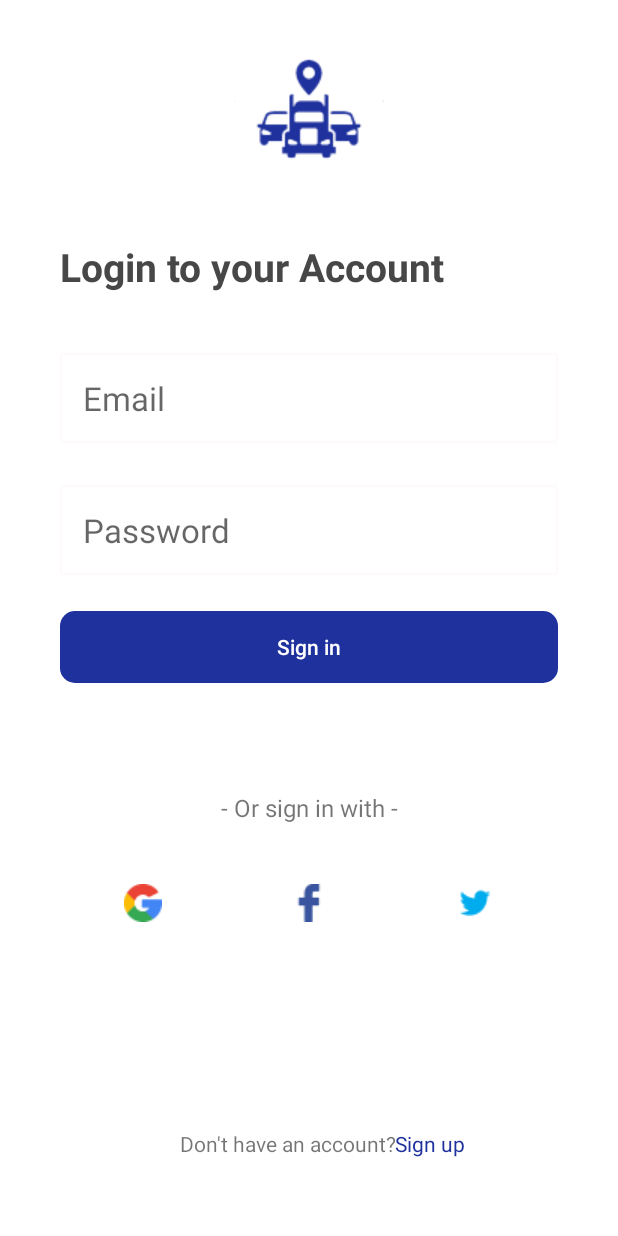
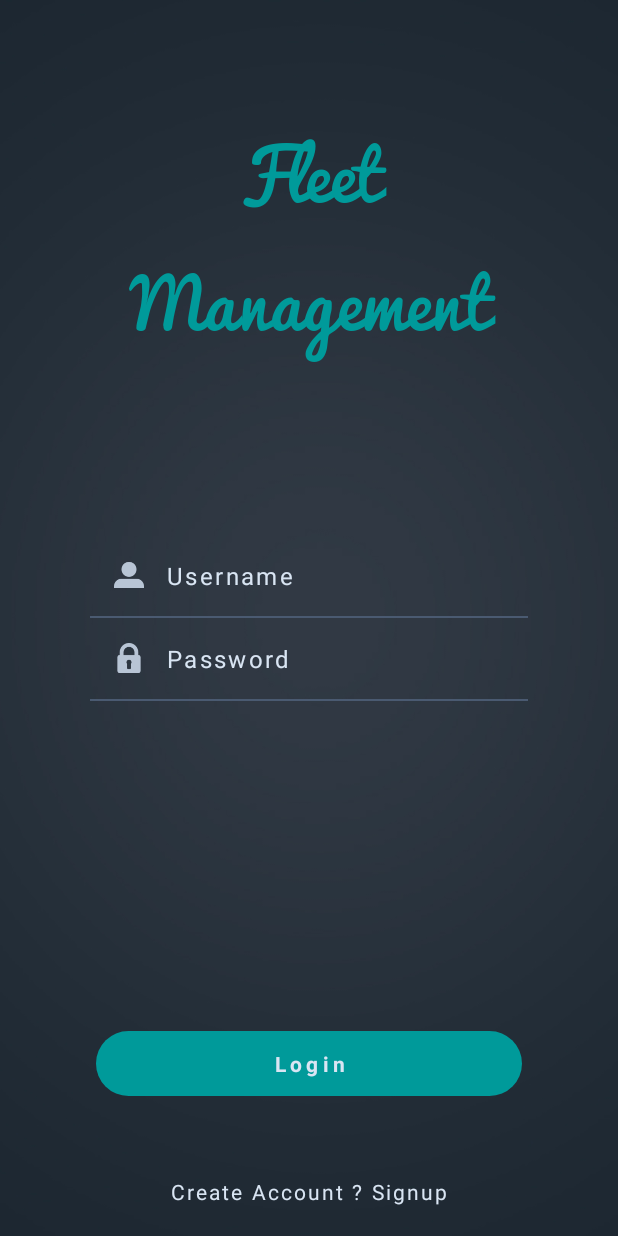
Before and after one commit to AmrEmam98/Fleet-Mangement-Project, an Android app: the screen it shows after launch (LoginActivity), on a phone screen of 412 x 824 dp. Run offline under Robolectric (Android 15) with nearby library versions, the phone set to English and light mode, and no system bars; our stand-ins replace Firebase (no records; nobody signed in at launch, a user with empty details on screens opened directly), RxJava.

Commit message:
updated login xml

```diff
--- a/app/src/main/res/drawable/btn_rounded.xml
+++ /dev/null
@@ -1,13 +0,0 @@
-<?xml version="1.0" encoding="utf-8"?>
-<shape xmlns:android="http://schemas.android.com/apk/res/android"
-    android:shape="rectangle">
-
-    <corners android:radius="10dp"/>
-    <solid android:color="#1e319d"/>
-    <padding
-        android:bottom="3dp"
-        android:left="8dp"
-        android:right="8dp"
-        android:top="3dp"/>
-
-</shape>
--- /dev/null
+++ b/app/src/main/res/drawable/btn_rounded_red.xml
@@ -0,0 +1,46 @@
+<?xml version="1.0" encoding="utf-8"?>
+<selector xmlns:android="http://schemas.android.com/apk/res/android">
+    <item android:state_pressed="true">
+
+        <layer-list>
+            <item android:bottom="4dp" android:left="4dp" android:right="4dp" android:top="4dp">
+                <shape android:shape="rectangle">
+                    <corners android:bottomLeftRadius="30dp" android:bottomRightRadius="30dp" android:radius="60dp" android:topLeftRadius="30dp" android:topRightRadius="30dp" />
+                    <solid android:color="#009a9a" />
+                    <padding android:bottom="0dp" android:left="0dp" android:right="0dp" android:top="0dp" />
+                    <size android:width="110dp" android:height="40dp" />
+                </shape>
+            </item>
+        </layer-list>
+
+    </item>
+    <item android:state_focused="true">
+
+        <layer-list>
+            <item android:bottom="4dp" android:left="4dp" android:right="4dp" android:top="4dp">
+                <shape android:shape="rectangle">
+                    <corners android:bottomLeftRadius="30dp" android:bottomRightRadius="30dp" android:radius="60dp" android:topLeftRadius="30dp" android:topRightRadius="30dp" />
+                    <solid android:color="#009a9a" />
+                    <padding android:bottom="0dp" android:left="0dp" android:right="0dp" android:top="0dp" />
+                    <size android:width="110dp" android:height="40dp" />
+                </shape>
+            </item>
+        </layer-list>
+
+    </item>
+
+    <item>
+
+        <layer-list>
+            <item android:bottom="4dp" android:left="4dp" android:right="4dp" android:top="4dp">
+                <shape android:shape="rectangle">
+                    <corners android:bottomLeftRadius="30dp" android:bottomRightRadius="30dp" android:radius="60dp" android:topLeftRadius="30dp" android:topRightRadius="30dp" />
+                    <solid android:color="@color/red_300" />
+                    <padding android:bottom="0dp" android:left="0dp" android:right="0dp" android:top="0dp" />
+                    <size android:width="110dp" android:height="40dp" />
+                </shape>
+            </item>
+        </layer-list>
+
+    </item>
+</selector>
--- a/app/src/main/res/drawable/editext_bg.xml
+++ /dev/null
@@ -1,13 +0,0 @@
-<?xml version="1.0" encoding="utf-8"?>
-<shape
-    xmlns:android="http://schemas.android.com/apk/res/android"
-    android:shape="rectangle">
-
-    <stroke
-        android:width="1.5dp"
-        android:color="#FFFAFA" />
-
-    <corners
-        android:radius="2dp" />
-
-</shape>
--- /dev/null
+++ b/app/src/main/res/font/font_app.xml
@@ -0,0 +1,11 @@
+<?xml version="1.0" encoding="utf-8"?>
+<font-family xmlns:android="http://schemas.android.com/apk/res/android">
+    <font
+        android:fontStyle="normal"
+        android:fontWeight="400"
+        android:font="@font/pacifico" />
+    <font
+        android:fontStyle="italic"
+        android:fontWeight="400"
+        android:font="@font/pacifico" />
+</font-family>
--- a/app/src/main/res/layout/activity_login.xml
+++ b/app/src/main/res/layout/activity_login.xml
@@ -1,157 +1,129 @@
 <?xml version="1.0" encoding="utf-8"?>
-<androidx.constraintlayout.widget.ConstraintLayout xmlns:android="http://schemas.android.com/apk/res/android"
-    xmlns:app="http://schemas.android.com/apk/res-auto"
-    xmlns:tools="http://schemas.android.com/tools"
+<RelativeLayout xmlns:android="http://schemas.android.com/apk/res/android"
     android:layout_width="match_parent"
     android:layout_height="match_parent"
-    android:background="#FFFFFF"
-    tools:context=".loginFunctionality.activities.LoginActivity">
-
-
-    <Button
-        android:id="@+id/sign_in_btn"
-        android:layout_width="0dp"
+    android:background="@drawable/color_background">
+    <LinearLayout
+        android:layout_width="match_parent"
+        android:layout_height="match_parent"
+        android:gravity="center"
+        android:paddingLeft="60dp"
+        android:paddingRight="60dp">
+        <LinearLayout
+            android:layout_width="match_parent"
             android:layout_height="wrap_content"
-        android:layout_marginLeft="40dp"
-        android:layout_marginRight="40dp"
-        android:layout_marginTop="24dp"
-        android:background="@drawable/btn_rounded"
-        android:text="Sign in"
-        android:textAlignment="center"
-        android:textAllCaps="false"
-        android:textColor="#FFFFFF"
-        app:layout_constraintEnd_toEndOf="parent"
-        app:layout_constraintStart_toStartOf="parent"
-        app:layout_constraintTop_toBottomOf="@+id/pass_et"
-        android:onClick="loginBtnClicked"/>
-
+            android:orientation="vertical">
+            <LinearLayout
+                android:layout_width="match_parent"
+                android:layout_height="wrap_content"
+                android:orientation="horizontal"
+                android:padding="16dp">
+                <ImageView
+                    android:layout_width="20dp"
+                    android:layout_height="20dp"
+                    android:src="@drawable/user_icon_login"
+                    android:layout_gravity="center"/>
+                <EditText
+                    android:id="@+id/email_et"
+                    android:layout_width="match_parent"
+                    android:layout_height="wrap_content"
+                    android:hint="Username"
+                    android:textColorHint="#d9e5f3"
+                    android:layout_marginLeft="15dp"
+                    android:background="#00000000"
+                    android:letterSpacing="0.1"
+                    android:textSize="16dp"
+                    android:inputType="text"
+                    android:textColor="#fff"
+                    />
+            </LinearLayout>
+            <LinearLayout
+                android:layout_width="match_parent"
+                android:layout_height="1dp"
+                android:background="#4a5a71"></LinearLayout>
+            <LinearLayout
+                android:layout_width="match_parent"
+                android:layout_height="wrap_content"
+                android:orientation="horizontal"
+                android:padding="16dp">
+                <ImageView
+                    android:layout_width="20dp"
+                    android:layout_height="20dp"
+                    android:src="@drawable/pswd_icon_login"
+                    android:layout_gravity="center"/>
                 <EditText
                     android:id="@+id/pass_et"
-        android:layout_width="0dp"
+                    android:layout_width="match_parent"
                     android:layout_height="wrap_content"
-        android:layout_marginLeft="40dp"
-        android:layout_marginRight="40dp"
-        android:layout_marginTop="28dp"
-        android:background="@drawable/editext_bg"
                     android:hint="Password"
+                    android:textColorHint="#d9e5f3"
+                    android:layout_marginLeft="15dp"
+                    android:background="#00000000"
                     android:inputType="textPassword"
-        android:padding="15dp"
-        android:textSize="22sp"
-        app:layout_constraintEnd_toEndOf="parent"
-        app:layout_constraintStart_toStartOf="parent"
-        app:layout_constraintTop_toBottomOf="@+id/email_et" />
-
-    <EditText
-        android:id="@+id/email_et"
-        android:layout_width="0dp"
-        android:layout_height="wrap_content"
-        android:layout_marginLeft="40dp"
-        android:layout_marginRight="40dp"
-        android:layout_marginTop="40dp"
-        android:background="@drawable/editext_bg"
-        android:hint="Email"
-        android:inputType="textEmailAddress"
-        android:padding="15dp"
-        android:textSize="22sp"
-        app:layout_constraintEnd_toEndOf="parent"
-        app:layout_constraintStart_toStartOf="parent"
-        app:layout_constraintTop_toBottomOf="@+id/textView" />
-
-    <ImageView
-        android:id="@+id/imageView"
-        android:layout_width="0dp"
-        android:layout_height="wrap_content"
-        android:layout_marginTop="24dp"
-        android:src="@drawable/logo_signn"
-        app:layout_constraintEnd_toEndOf="parent"
-        app:layout_constraintHorizontal_bias="0.0"
-        app:layout_constraintStart_toStartOf="parent"
-        app:layout_constraintTop_toTopOf="parent" />
+                    android:letterSpacing="0.1"
+                    android:textSize="16dp"
+                    android:textColor="#fff"/>
+            </LinearLayout>
+            <LinearLayout
+                android:layout_width="match_parent"
+                android:layout_height="1dp"
+                android:background="#4a5a71"></LinearLayout>
+        </LinearLayout>
+    </LinearLayout>
 
     <LinearLayout
-        android:id="@+id/linearLayout"
-        android:layout_width="0dp"
-        android:layout_height="wrap_content"
-        android:layout_marginLeft="40dp"
-        android:layout_marginRight="40dp"
-        android:layout_marginTop="40dp"
-        android:orientation="horizontal"
-        app:layout_constraintEnd_toEndOf="parent"
-        app:layout_constraintStart_toStartOf="parent"
-        app:layout_constraintTop_toBottomOf="@+id/textView2">
-
-        <ImageView
-            android:id="@+id/sign_in_google"
-            android:layout_width="0dp"
-            android:layout_height="wrap_content"
-            android:layout_weight="1"
-            android:src="@drawable/google_icon" />
-
-        <ImageView
-            android:id="@+id/sign_in_fb"
-            android:layout_width="0dp"
-            android:layout_height="wrap_content"
-            android:layout_weight="1"
-            android:src="@drawable/facebook_icon" />
-
-        <ImageView
-            android:id="@+id/sign_in_twit"
-            android:layout_width="0dp"
-            android:layout_height="wrap_content"
-            android:layout_weight="1"
-            android:src="@drawable/twitter_icon" />
-    </LinearLayout>
+        android:layout_width="match_parent"
+        android:layout_height="match_parent"
+        android:layout_alignParentStart="true"
+        android:layout_alignParentTop="true"
+        android:gravity="bottom"
+        android:orientation="vertical"
+        android:paddingLeft="60dp"
+        android:paddingRight="60dp">
 
         <TextView
-        android:id="@+id/textView2"
-        android:layout_width="0dp"
+            android:id="@+id/lin"
+            android:layout_width="match_parent"
             android:layout_height="wrap_content"
-        android:layout_marginTop="72dp"
-        android:text="- Or sign in with -"
-        android:textAlignment="center"
-        android:textSize="16sp"
-        app:layout_constraintEnd_toEndOf="parent"
-        app:layout_constraintHorizontal_bias="0.0"
-        app:layout_constraintStart_toStartOf="parent"
-        app:layout_constraintTop_toBottomOf="@+id/sign_in_btn" />
+            android:layout_gravity="bottom"
+            android:layout_marginBottom="50dp"
+            android:background="@drawable/btn_rounded_red"
+            android:gravity="center"
+            android:onClick="loginBtnClicked"
+            android:letterSpacing="0.2"
+            android:padding="16dp"
+            android:text="Login"
+            android:textColor="#d9e5f3"
+            android:textStyle="bold" />
 
         <TextView
-        android:id="@+id/textView"
+            android:id="@+id/sup"
+            android:layout_width="match_parent"
+            android:layout_height="wrap_content"
+            android:gravity="center"
+            android:letterSpacing="0.1"
+            android:text="Create Account ? Signup"
+            android:textColor="#d9e5f3"
+            android:layout_marginBottom="20dp"
+            />
+    </LinearLayout>
+    <LinearLayout
+        android:layout_width="match_parent"
+        android:layout_height="wrap_content"
+        android:gravity="center"
+        android:layout_marginTop="60dp"
+        android:layout_marginBottom="400dp">
+        <TextView
             android:layout_width="wrap_content"
             android:layout_height="wrap_content"
-        android:layout_marginStart="40dp"
-        android:layout_marginTop="36dp"
-        android:text="Login to your Account"
-        android:textColor="#474747"
-        android:textSize="26sp"
-        android:textStyle="bold"
-        app:layout_constraintStart_toStartOf="parent"
-        app:layout_constraintTop_toBottomOf="@+id/imageView" />
-
-    <TextView
-        android:id="@+id/textView3"
-        android:layout_width="wrap_content"
-        android:layout_height="wrap_content"
-        android:text="Don't have an account?"
+            android:text="Fleet Management"
+            android:textSize="46sp"
+            android:ems="4"
+            android:layout_margin="5dp"
+            android:padding="5dp"
+            android:fontFamily="@font/font_app"
+            android:textColor="#009a9a"
             android:textAlignment="center"
-        app:layout_constraintBottom_toBottomOf="parent"
-        app:layout_constraintEnd_toEndOf="parent"
-        app:layout_constraintHorizontal_bias="0.446"
-        app:layout_constraintStart_toStartOf="parent"
-        app:layout_constraintTop_toBottomOf="@+id/linearLayout"
-        app:layout_constraintVertical_bias="0.727" />
-
-    <TextView
-        android:id="@+id/sgin_up_txt"
-        android:layout_width="wrap_content"
-        android:layout_height="wrap_content"
-        android:text="Sign up"
-        android:textAlignment="center"
-        android:textColor="#1e319d"
-        app:layout_constraintBottom_toBottomOf="parent"
-        app:layout_constraintStart_toEndOf="@+id/textView3"
-        app:layout_constraintTop_toBottomOf="@+id/linearLayout"
-        app:layout_constraintVertical_bias="0.727" />
-
-
-</androidx.constraintlayout.widget.ConstraintLayout>
+            />
+    </LinearLayout>
+</RelativeLayout>
--- a/app/src/main/res/layout/activity_splash.xml
+++ b/app/src/main/res/layout/activity_splash.xml
@@ -4,7 +4,7 @@
     xmlns:tools="http://schemas.android.com/tools"
     android:layout_width="match_parent"
     android:layout_height="match_parent"
-    android:background="#1e319d"
+    android:background="#313944"
     tools:context=".SplashActivity">
 
     <ImageView
@@ -13,8 +13,8 @@
         android:layout_height="wrap_content"
         android:layout_marginEnd="10dp"
         android:layout_marginStart="10dp"
-        android:layout_marginTop="100dp"
-        android:src="@drawable/logo_splash"
+        android:layout_marginTop="132dp"
+        android:src="@drawable/splash_logo"
         app:layout_constraintEnd_toEndOf="parent"
         app:layout_constraintHorizontal_bias="0.0"
         app:layout_constraintStart_toStartOf="parent"
@@ -26,15 +26,13 @@
         android:layout_height="wrap_content"
         android:layout_marginLeft="10dp"
         android:layout_marginRight="10dp"
-        android:layout_marginTop="8dp"
-        android:fontFamily="cursive"
+        android:fontFamily="@font/font_app"
         android:text="Fleet Management"
         android:textAlignment="center"
         android:textColor="#FFFFFF"
         android:textSize="38sp"
-        android:textStyle="bold|italic"
         app:layout_constraintEnd_toEndOf="parent"
-        app:layout_constraintHorizontal_bias="1.0"
+        app:layout_constraintHorizontal_bias="0.842"
         app:layout_constraintStart_toStartOf="parent"
         app:layout_constraintTop_toBottomOf="@+id/splashImage" />
 
@@ -42,7 +40,7 @@
         android:id="@+id/splashText2"
         android:layout_width="0dp"
         android:layout_height="wrap_content"
-        android:layout_marginTop="12dp"
+        android:layout_marginTop="4dp"
         android:fontFamily="sans-serif-condensed"
         android:text="Keep track of every step of your vehicle"
         android:textAlignment="center"
--- a/app/src/main/res/values/colors.xml
+++ b/app/src/main/res/values/colors.xml
@@ -3,4 +3,7 @@
     <color name="colorPrimary">#6200EE</color>
     <color name="colorPrimaryDark">#3700B3</color>
     <color name="colorAccent">#03DAC5</color>
+
+    <color name="red_300">#009a9a</color>
+    <color name="red_400">#009a9a</color>
 </resources>
```
Also changed, not shown: app/src/main/res/drawable/color_background.jpg (added), app/src/main/res/drawable/facebook_icon.png (deleted), app/src/main/res/drawable/google_icon.png (deleted), app/src/main/res/drawable/logo_signn.png (deleted), app/src/main/res/drawable/logo_splash.png (deleted), app/src/main/res/drawable/pswd_icon_login.png (added), app/src/main/res/drawable/splash_logo.png (added), app/src/main/res/drawable/twitter_icon.png (deleted), app/src/main/res/drawable/user_icon_login.png (added), app/src/main/res/font/pacifico.ttf (added). Lines whose indentation alone changed are shown as unchanged.
